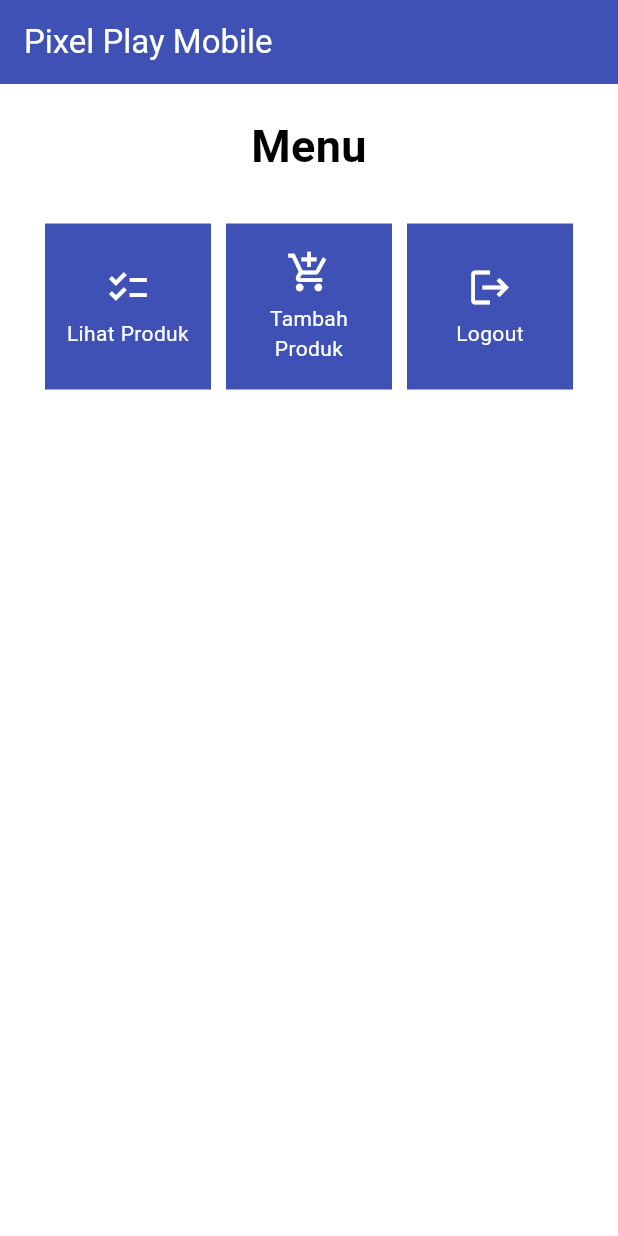
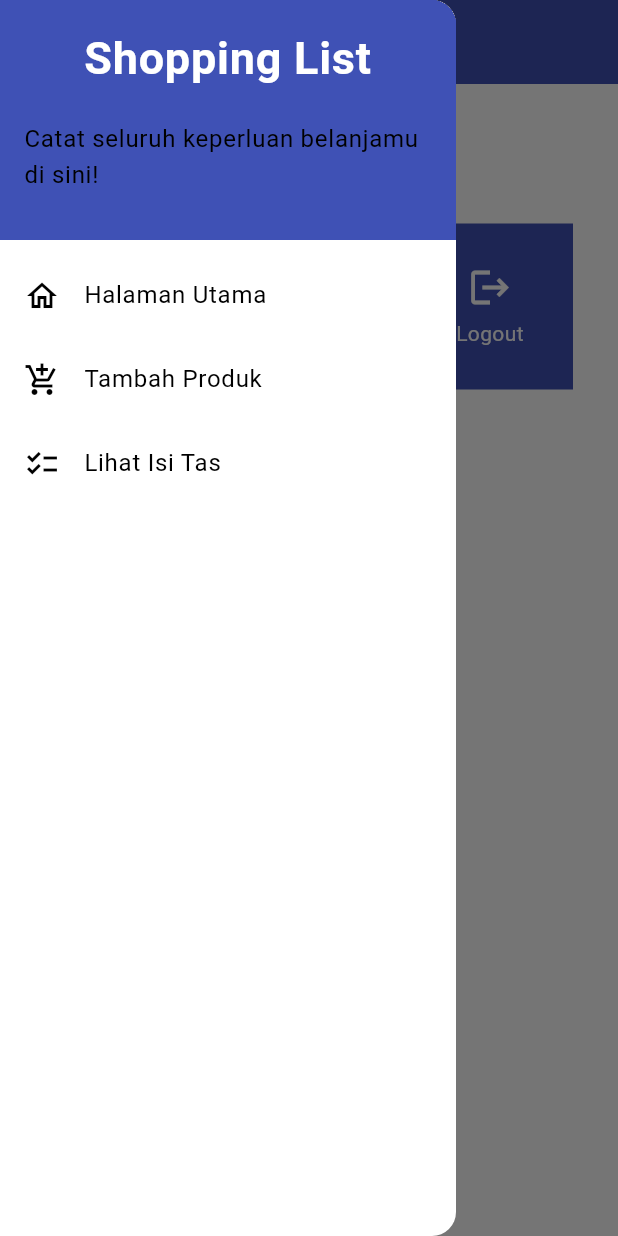
Before and after one commit to KayeyeY/pixelplay_mobile, a Flutter app: the screen it shows after launch, with the side drawer open (before the commit the screen has no drawer), on a phone screen of 412 x 824 dp. Run offline on Flutter 3.47's test engine with Material 2 defaults, Android fonts, the phone set to English and light mode, and no system bars.

Commit message:
tugas 8 + bonus

```diff
--- a/lib/main.dart
+++ b/lib/main.dart
@@ -1,5 +1,5 @@
 import 'package:flutter/material.dart';
-import 'package:pixelplay_mobile/menu.dart';
+import 'package:pixelplay_mobile/screens/menu.dart';
 
 void main() {
   runApp(const MyApp());
--- /dev/null
+++ b/lib/screens/menu.dart
@@ -0,0 +1,53 @@
+import 'package:flutter/material.dart';
+import 'package:pixelplay_mobile/widgets/left_drawer.dart';
+import 'package:pixelplay_mobile/widgets/shop_card.dart';
+
+class MyHomePage extends StatelessWidget {
+  MyHomePage({Key? key}) : super(key: key);
+
+  @override
+  Widget build(BuildContext context) {
+    return Scaffold(
+      appBar: AppBar(
+        title: const Text(
+          'Pixel Play Mobile',
+          style: TextStyle(
+            color: Colors.white, // Mengatur warna teks menjadi putih
+          ),
+        ),
+      ),
+      drawer: const LeftDrawer(),
+      body: SingleChildScrollView(
+        child: Padding(
+          padding: const EdgeInsets.all(10.0),
+          child: Column(
+            children: <Widget>[
+              const Padding(
+                padding: EdgeInsets.only(top: 10.0, bottom: 10.0),
+                child: Text(
+                  'Menu',
+                  textAlign: TextAlign.center,
+                  style: TextStyle(
+                    fontSize: 30,
+                    fontWeight: FontWeight.bold,
+                  ),
+                ),
+              ),
+              GridView.count(
+                primary: true,
+                padding: const EdgeInsets.all(20),
+                crossAxisSpacing: 10,
+                mainAxisSpacing: 10,
+                crossAxisCount: 3,
+                shrinkWrap: true,
+                children: items.map((ShopItem item) {
+                  return ShopCard(item);
+                }).toList(),
+              ),
+            ],
+          ),
+        ),
+      ),
+    );
+  }
+}
--- /dev/null
+++ b/lib/widgets/left_drawer.dart
@@ -0,0 +1,76 @@
+import 'package:flutter/material.dart';
+import 'package:pixelplay_mobile/screens/menu.dart';
+import 'package:pixelplay_mobile/screens/shoplist_form.dart';
+import 'package:pixelplay_mobile/screens/view_item.dart';
+// TODO: Impor halaman ShopFormPage jika sudah dibuat
+
+class LeftDrawer extends StatelessWidget {
+  const LeftDrawer({super.key});
+
+  @override
+  Widget build(BuildContext context) {
+    return Drawer(
+      child: ListView(
+        children: [
+          const DrawerHeader(
+            decoration: BoxDecoration(
+              color: Colors.indigo,
+            ),
+            child: Column(
+              children: [
+                Text(
+                  'Shopping List',
+                  textAlign: TextAlign.center,
+                  style: TextStyle(
+                    fontSize: 30,
+                    fontWeight: FontWeight.bold,
+                    color: Colors.white,
+                  ),
+                ),
+                Padding(padding: EdgeInsets.all(10)),
+                Text("Catat seluruh keperluan belanjamu di sini!",
+                    // TODO: Tambahkan gaya teks dengan center alignment, font ukuran 15, warna putih, dan weight biasa
+                    ),
+              ],
+            ),
+          ),
+          ListTile(
+            leading: const Icon(Icons.home_outlined),
+            title: const Text('Halaman Utama'),
+            // Bagian redirection ke MyHomePage
+            onTap: () {
+              Navigator.pushReplacement(
+                  context,
+                  MaterialPageRoute(
+                    builder: (context) => MyHomePage(),
+                  ));
+            },
+          ),
+          ListTile(
+            leading: const Icon(Icons.add_shopping_cart),
+            title: const Text('Tambah Produk'),
+            // Bagian redirection ke ShopFormPage
+            onTap: () {
+
+              Navigator.pushReplacement(
+                context,
+                MaterialPageRoute(builder: (context) => ShopFormPage())
+              );
+            },
+          ),
+          ListTile(
+            leading: const Icon(Icons.checklist_outlined),
+            title: const Text('Lihat Isi Tas'),
+            onTap: () {
+              Navigator.pushReplacement(
+                context,
+                MaterialPageRoute(
+                  builder: (context) => LihatItem(itemList: Item.itemList)),
+                );
+            },
+          )
+        ],
+      ),
+    );
+  }
+}
--- a/lib/menu.dart
+++ b/lib/widgets/shop_card.dart
@@ -1,53 +1,6 @@
 import 'package:flutter/material.dart';
-
-class MyHomePage extends StatelessWidget {
-  MyHomePage({Key? key}) : super(key: key);
-
-  @override
-  Widget build(BuildContext context) {
-    return Scaffold(
-      appBar: AppBar(
-        title: const Text(
-          'Pixel Play Mobile',
-          style: TextStyle(
-            color: Colors.white, // Mengatur warna teks menjadi putih
-          ),
-        ),
-      ),
-      body: SingleChildScrollView(
-        child: Padding(
-          padding: const EdgeInsets.all(10.0),
-          child: Column(
-            children: <Widget>[
-              const Padding(
-                padding: EdgeInsets.only(top: 10.0, bottom: 10.0),
-                child: Text(
-                  'Menu',
-                  textAlign: TextAlign.center,
-                  style: TextStyle(
-                    fontSize: 30,
-                    fontWeight: FontWeight.bold,
-                  ),
-                ),
-              ),
-              GridView.count(
-                primary: true,
-                padding: const EdgeInsets.all(20),
-                crossAxisSpacing: 10,
-                mainAxisSpacing: 10,
-                crossAxisCount: 3,
-                shrinkWrap: true,
-                children: items.map((ShopItem item) {
-                  return ShopCard(item);
-                }).toList(),
-              ),
-            ],
-          ),
-        ),
-      ),
-    );
-  }
-}
+import 'package:pixelplay_mobile/screens/shoplist_form.dart';
+import 'package:pixelplay_mobile/screens/view_item.dart';
 
 class ShopItem {
   final String name;
@@ -79,6 +32,21 @@
             ..hideCurrentSnackBar()
             ..showSnackBar(SnackBar(
                 content: Text("Kamu telah menekan tombol ${item.name}!")));
+
+            if (item.name == "Tambah Produk") {
+                Navigator.push(
+                context,
+                MaterialPageRoute(
+                  builder: (context) => ShopFormPage(),
+                ),
+              );
+            }
+            if (item.name == "Lihat Produk Tersedia"){
+                Navigator.push(context,
+                MaterialPageRoute(
+                builder: (context) => LihatItem(itemList: Item.itemList))
+              );
+            }
         },
         child: Container(
           // Container untuk menyimpan Icon dan Text
```
Also changed, not shown: lib/screens/shoplist_form.dart (added, +196 -0 lines), lib/screens/view_item.dart (added, +70 -0 lines), 1 other file.
